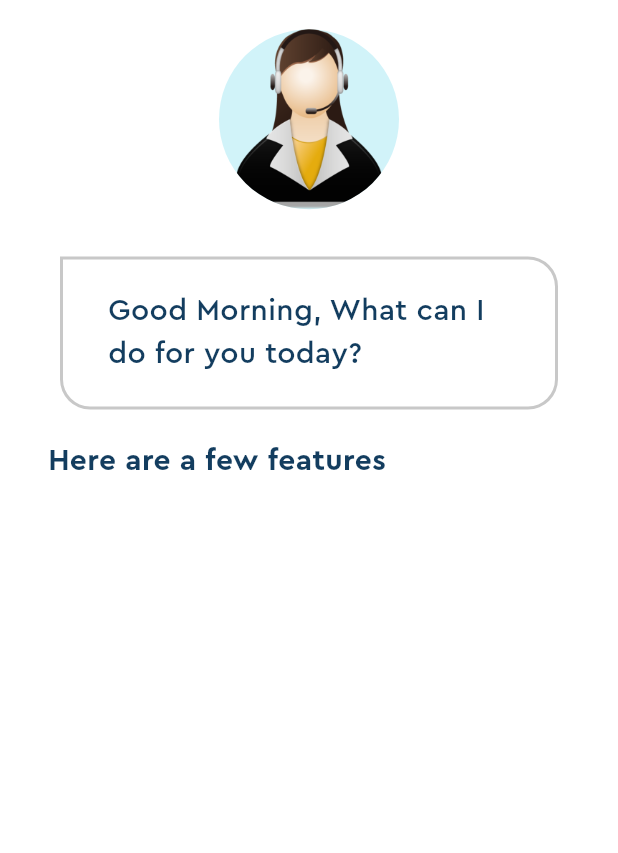
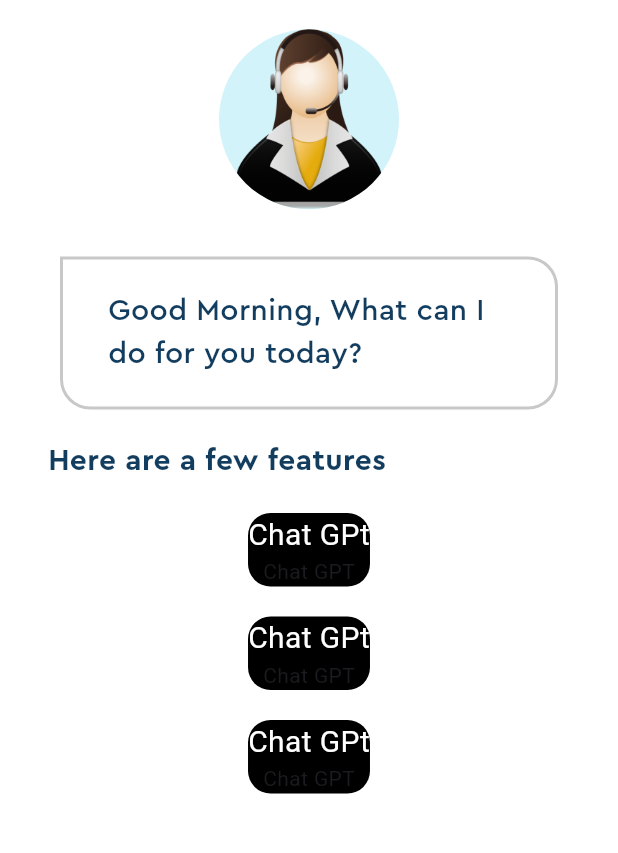
Before and after one commit to sxjal/SurrealConvo, a Flutter app: the screen it shows after launch, on a phone screen of 412 x 824 dp, the part 63-916 px from its top. Run offline on Flutter 3.47's test engine with Material 2 defaults, Android fonts, the phone set to English and light mode, and no system bars.

Commit message:
featurebiox integration

```diff
--- a/lib/feature_box.dart
+++ b/lib/feature_box.dart
@@ -20,7 +20,24 @@
         vertical: 10,
       ),
       decoration: BoxDecoration(
-        color: Colors.white,
+        color: color,
+        borderRadius: BorderRadius.circular(
+          15,
+        ),
+      ),
+      child: Column(
+        children: [
+          Text(
+            title,
+            style: const TextStyle(
+              color: Colors.white,
+              fontSize: 20,
+            ),
+          ),
+          Text(
+            subtitle,
+          ),
+        ],
       ),
     );
   }
--- a/lib/home.dart
+++ b/lib/home.dart
@@ -1,4 +1,5 @@
 import 'package:flutter/material.dart';
+import 'package:surrealconvo/feature_box.dart';
 import 'package:surrealconvo/pallete.dart';
 import 'package:surrealconvo/profileimage.dart';
 
@@ -73,9 +74,23 @@
               ),
             ),
           ),
-          Column(
+          const Column(
             children: [
-
+              FeatureBox(
+                color: Colors.black,
+                title: "Chat GPt",
+                subtitle: "Chat GPT",
+              ),
+              FeatureBox(
+                color: Colors.black,
+                title: "Chat GPt",
+                subtitle: "Chat GPT",
+              ),
+              FeatureBox(
+                color: Colors.black,
+                title: "Chat GPt",
+                subtitle: "Chat GPT",
+              ),
             ],
           ),
         ],
```
